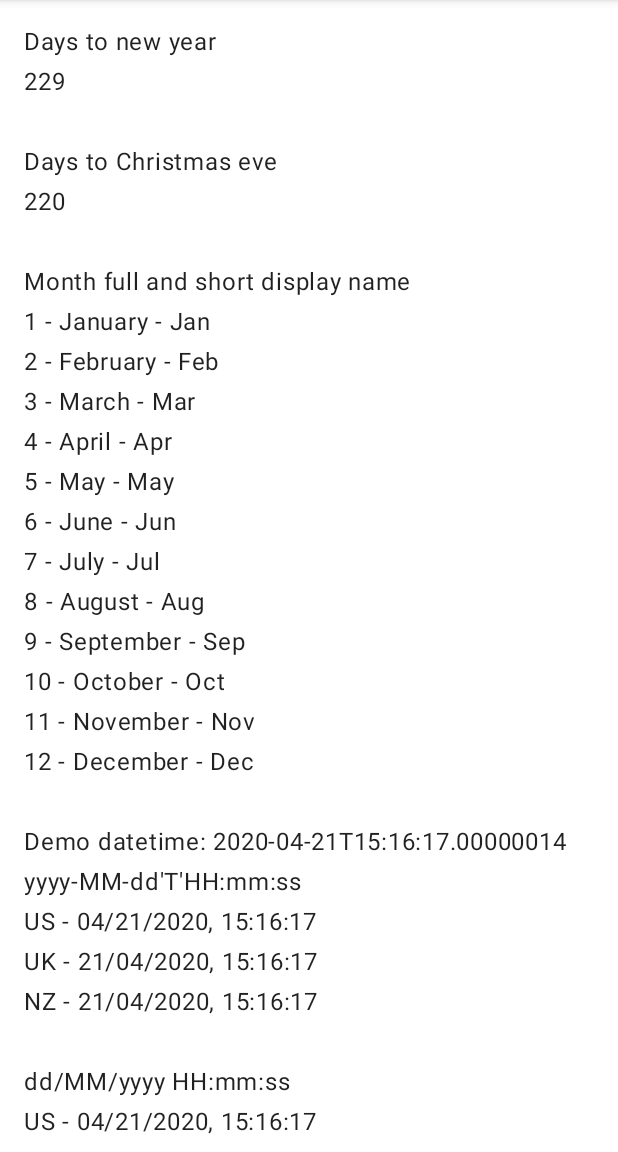
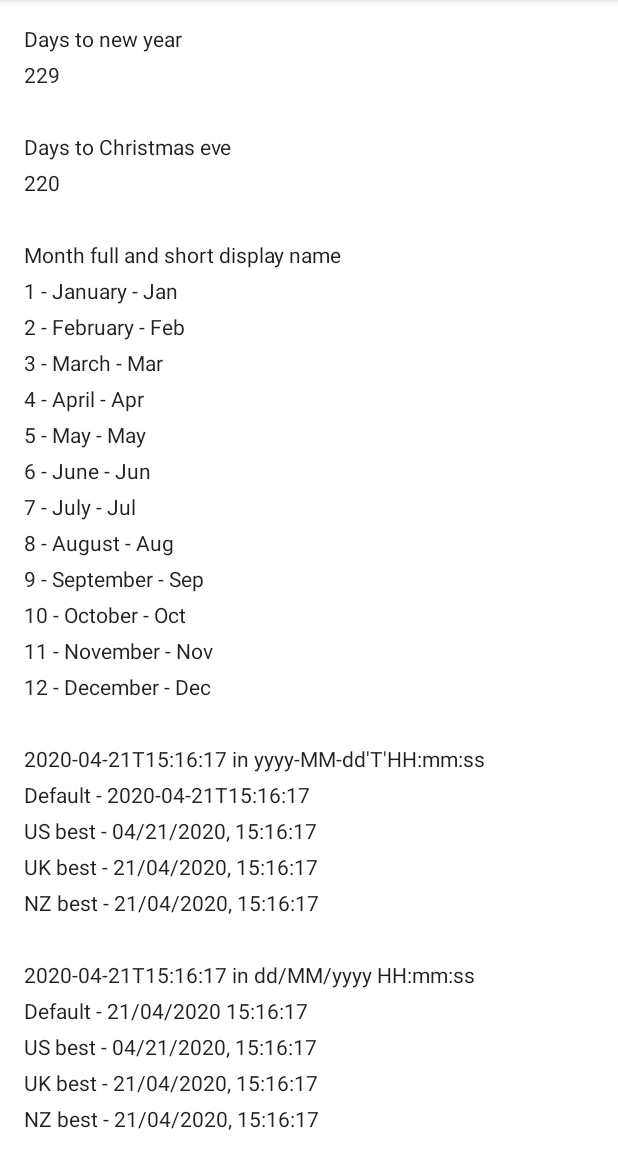
Before and after one commit to li2/android-datetime, an Android app: the screen it shows after launch (MainActivity), on a phone screen of 412 x 824 dp, the part 84-1236 px from its top. Run offline under Robolectric (Android 15) with nearby library versions, the phone set to English and light mode, and no system bars; our stand-ins replace Timber; libraries missing offline, so code that uses them is left out: com.jakewharton.threetenabp; 1 statement that could not run was skipped.

Commit message:
Moved sample to module.

```diff
--- a/app/src/main/java/me/li2/android/datetimesample/MainActivity.kt
+++ b/app/src/main/java/me/li2/android/datetimesample/MainActivity.kt
@@ -1,94 +1,11 @@
 package me.li2.android.datetimesample
 
-import android.os.Build
 import android.os.Bundle
-import android.widget.TextView
 import androidx.appcompat.app.AppCompatActivity
-import com.jakewharton.threetenabp.AndroidThreeTen
-import me.li2.android.datetime.Calculator.daysToChristmasEve
-import me.li2.android.datetime.Calculator.daysToNewYear
-import me.li2.android.datetime.Calculator.durationInDaysAndHours
-import me.li2.android.datetime.fullDisplayName
-import me.li2.android.datetime.shortDisplayName
-import me.li2.android.datetime.toIsoLocalDateTimeString
-import me.li2.android.datetime.toStringWithPattern
-import org.threeten.bp.LocalDateTime
-import org.threeten.bp.Month.*
-import java.util.*
 
 class MainActivity : AppCompatActivity() {
     override fun onCreate(savedInstanceState: Bundle?) {
         super.onCreate(savedInstanceState)
         setContentView(R.layout.activity_main)
-        findViewById<TextView>(R.id.resultTextView).text = demo()
-    }
-
-    private fun demo(): String {
-        AndroidThreeTen.init(this)
-        val builder = StringBuilder()
-
-        fun print(description: String, executor: () -> Any) {
-            builder.appendln(description)
-            builder.appendln("${executor()}")
-            builder.appendln()
-        }
-
-        print("Days to new year") {
-            daysToNewYear()
-        }
-
-        print("Days to Christmas eve") {
-            daysToChristmasEve()
-        }
-
-        print("Month full and short display name") {
-            listOf(JANUARY, FEBRUARY, MARCH, APRIL, MAY, JUNE, JULY, AUGUST, SEPTEMBER, OCTOBER, NOVEMBER, DECEMBER)
-                    .joinToString("\n") { month ->
-                        "${month.value} - ${month.fullDisplayName()} - ${month.shortDisplayName()}"
-                    }
-        }
-
-        // 2020-04-21T05:21:13
-        val demoDateTime = LocalDateTime.of(2020, APRIL, 21, 15, 16, 17, 140)
-        val demoDatetimeStr = demoDateTime.toIsoLocalDateTimeString()
-        builder.appendln("Demo datetime: $demoDatetimeStr")
-
-        // getBestDateTimePattern: GB: EEEE d MMMM >>>> "EEEE d MMMM" on Android 9, "EEEE, d MMMM" on Android 10)
-        // getBestDateTimePattern: NZ: EEEE d MMMM >>>> "EEEE, d MMMM"
-        // getBestDateTimePattern: US: EEEE d MMMM >>>> "EEEE, MMMM d"
-
-        listOf(
-                "yyyy-MM-dd'T'HH:mm:ss", // 2020-04-21T15:16:17 iso local data time
-                "dd/MM/yyyy HH:mm:ss",   // 21/04/2020 15:16:17
-                "dd/MM/yyyy",            // 21/04/2020
-                "d MMM yyyy",            // 21 Apr 2020
-                "yyyy-MM-dd",            // 2020-04-21
-                "MMM dd'`'yy 'at' H:mm", // Apr 21'20 at 15:16
-                "EEE, d MMM, h:mm a",    // Tue, 21 Apr, 3:16 pm
-                "EEE, d MMM",            // Tue, 21 Apr
-                "EEEE d MMMM",           // Tuesday 21 April
-                "h:mm a",                // 3:16 pm
-                "hh:mm a"                // 03:16 pm
-        ).forEach { pattern ->
-            print(pattern) {
-                val us = demoDateTime.toStringWithPattern(pattern, Locale.US)
-                val uk = demoDateTime.toStringWithPattern(pattern, Locale.UK)
-                val nz = if (Build.VERSION.SDK_INT >= Build.VERSION_CODES.LOLLIPOP) {
-                    val localeNZ = Locale.Builder().setRegion("NZ").setLanguage("en").setLanguageTag("en-NZ").build()
-                    demoDateTime.toStringWithPattern(pattern, localeNZ)
-                } else {
-                    ""
-                }
-                "US - $us\nUK - $uk\nNZ - $nz"
-            }
-        }
-
-        print("Duration") {
-            durationInDaysAndHours(this,
-                    LocalDateTime.now(),
-                    LocalDateTime.now().plusDays(5).plusHours(21))
-        }
-
-        return builder.toString()
     }
 }
--- a/app/src/main/res/layout/activity_main.xml
+++ b/app/src/main/res/layout/activity_main.xml
@@ -1,32 +1,6 @@
 <?xml version="1.0" encoding="utf-8"?>
-<layout xmlns:android="http://schemas.android.com/apk/res/android"
-    xmlns:app="http://schemas.android.com/apk/res-auto">
-
-    <data>
-
-        <variable
-            name="result"
-            type="String" />
-    </data>
-
-    <ScrollView
-        android:layout_width="match_parent"
-        android:layout_height="wrap_content"
-        android:scrollbarAlwaysDrawVerticalTrack="true"
-        android:scrollbars="vertical">
-
-        <TextView
-            android:id="@+id/resultTextView"
-            style="?attr/textAppearanceBody1"
-            android:layout_width="match_parent"
-            android:layout_height="wrap_content"
-            android:gravity="start|top"
-            android:lineSpacingExtra="8dp"
-            android:padding="16dp"
-            app:layout_constraintBottom_toBottomOf="parent"
-            app:layout_constraintLeft_toLeftOf="parent"
-            app:layout_constraintRight_toRightOf="parent"
-            app:layout_constraintTop_toTopOf="parent" />
-
-    </ScrollView>
-</layout>
+<fragment xmlns:android="http://schemas.android.com/apk/res/android"
+    android:id="@+id/sample"
+    class="me.li2.android.datetime.sample.DatetimeSampleFragment"
+    android:layout_width="match_parent"
+    android:layout_height="match_parent" />
--- a/datetime/src/main/AndroidManifest.xml
+++ b/datetime/src/main/AndroidManifest.xml
@@ -1,5 +1 @@
-<manifest xmlns:android="http://schemas.android.com/apk/res/android"
-    package="me.li2.android.datetime">
-
-    /
-</manifest>
+<manifest package="me.li2.android.datetime" />
--- a/datetime/src/main/java/me/li2/android/datetime/Parser.kt
+++ b/datetime/src/main/java/me/li2/android/datetime/Parser.kt
@@ -4,6 +4,9 @@ import org.threeten.bp.LocalDateTime
 import org.threeten.bp.format.DateTimeFormatter
 import org.threeten.bp.format.DateTimeParseException
 import timber.log.Timber
+
+// java 8 date time format
+// https://docs.oracle.com/javase/8/docs/api/java/time/format/DateTimeFormatter.html
 
 fun String?.toIsoLocalDateTime(): LocalDateTime? {
     if (this == null) return null
--- /dev/null
+++ b/datetime/src/main/java/me/li2/android/datetime/sample/DatetimeSampleFragment.kt
@@ -0,0 +1,116 @@
+package me.li2.android.datetime.sample
+
+import android.os.Build
+import android.os.Bundle
+import android.view.LayoutInflater
+import android.view.View
+import android.view.ViewGroup
+import android.widget.TextView
+import androidx.fragment.app.Fragment
+import com.jakewharton.threetenabp.AndroidThreeTen
+import me.li2.android.datetime.Calculator.daysToChristmasEve
+import me.li2.android.datetime.Calculator.daysToNewYear
+import me.li2.android.datetime.Calculator.durationInDaysAndHours
+import me.li2.android.datetime.R
+import me.li2.android.datetime.fullDisplayName
+import me.li2.android.datetime.shortDisplayName
+import me.li2.android.datetime.toStringWithPattern
+import org.threeten.bp.LocalDateTime
+import org.threeten.bp.Month.*
+import java.util.*
+
+class DatetimeSampleFragment : Fragment() {
+
+    override fun onCreateView(inflater: LayoutInflater, container: ViewGroup?, savedInstanceState: Bundle?): View? {
+        return inflater.inflate(R.layout.datetime_sample_fragment, container, false)
+    }
+
+    override fun onViewCreated(view: View, savedInstanceState: Bundle?) {
+        super.onViewCreated(view, savedInstanceState)
+        view.findViewById<TextView>(R.id.resultTextView).text = result()
+    }
+
+    // getBestDateTimePattern: GB: EEEE d MMMM >>>> "EEEE d MMMM" on Android 9, "EEEE, d MMMM" on Android 10)
+    // getBestDateTimePattern: NZ: EEEE d MMMM >>>> "EEEE, d MMMM"
+    // getBestDateTimePattern: US: EEEE d MMMM >>>> "EEEE, MMMM d"
+    private val patterns = listOf(
+        "yyyy-MM-dd'T'HH:mm:ss", // 2020-04-21T15:16:17 iso local data time
+        "dd/MM/yyyy HH:mm:ss",   // 21/04/2020 15:16:17
+        "dd/MM/yyyy",            // 21/04/2020
+        "d MMM yyyy",            // 21 Apr 2020
+        "yyyy-MM-dd",            // 2020-04-21
+        "MMM dd'`'yy 'at' H:mm", // Apr 21'20 at 15:16
+        "EEE, d MMM, h:mm a",    // Tue, 21 Apr, 3:16 pm
+        "EEE, d MMM",            // Tue, 21 Apr
+        "EEEE d MMMM",           // Tuesday 21 April
+        "h:mm a",                // 3:16 pm
+        "hh:mm a"                // 03:16 pm
+    )
+
+    private val months =
+        listOf(JANUARY, FEBRUARY, MARCH, APRIL, MAY, JUNE, JULY, AUGUST, SEPTEMBER, OCTOBER, NOVEMBER, DECEMBER)
+
+    private fun formatDatetime(
+        dateTime: LocalDateTime,
+        pattern: String
+    ): String {
+        val default = dateTime.toStringWithPattern(pattern, Locale.getDefault(), false)
+        val us = dateTime.toStringWithPattern(pattern, Locale.US)
+        val uk = dateTime.toStringWithPattern(pattern, Locale.UK)
+        val nz = if (Build.VERSION.SDK_INT >= Build.VERSION_CODES.LOLLIPOP) {
+            val localeNZ = Locale.Builder().setRegion("NZ").setLanguage("en").setLanguageTag("en-NZ").build()
+            dateTime.toStringWithPattern(pattern, localeNZ)
+        } else {
+            ""
+        }
+        return "Default - $default\n" +
+                "US best - $us\n" +
+                "UK best - $uk\n" +
+                "NZ best - $nz"
+    }
+
+    private fun monthsFullAndShortDisplayName(): String {
+        return months.joinToString("\n") { month ->
+            "${month.value} - ${month.fullDisplayName()} - ${month.shortDisplayName()}"
+        }
+    }
+
+    private fun result(): String {
+        //Initialize the timezone information
+        AndroidThreeTen.init(requireActivity().application)
+
+        val builder = StringBuilder()
+
+        fun print(description: String, executor: () -> Any) {
+            builder.appendln(description)
+            builder.appendln("${executor()}")
+            builder.appendln()
+        }
+
+        print("Days to new year") {
+            daysToNewYear()
+        }
+
+        print("Days to Christmas eve") {
+            daysToChristmasEve()
+        }
+
+        print("Month full and short display name") {
+            monthsFullAndShortDisplayName()
+        }
+
+        val demoDateTime = LocalDateTime.of(2020, APRIL, 21, 15, 16, 17)
+        patterns.forEach { pattern ->
+            print("$demoDateTime in $pattern") {
+                formatDatetime(demoDateTime, pattern)
+            }
+        }
+
+        print("Duration between dates") {
+            val now = LocalDateTime.now()
+            durationInDaysAndHours(requireContext(), now, now.plusDays(5).plusHours(21))
+        }
+
+        return builder.toString()
+    }
+}
--- /dev/null
+++ b/datetime/src/main/res/layout/datetime_sample_fragment.xml
@@ -0,0 +1,26 @@
+<?xml version="1.0" encoding="utf-8"?>
+<androidx.constraintlayout.widget.ConstraintLayout xmlns:android="http://schemas.android.com/apk/res/android"
+    xmlns:tools="http://schemas.android.com/tools"
+    android:layout_width="match_parent"
+    android:layout_height="match_parent">
+
+    <ScrollView
+        android:id="@+id/scrollView"
+        android:layout_width="match_parent"
+        android:layout_height="wrap_content"
+        android:scrollbarAlwaysDrawVerticalTrack="true"
+        android:scrollbars="vertical"
+        tools:ignore="MissingConstraints">
+
+        <TextView
+            android:id="@+id/resultTextView"
+            style="?android:attr/textAppearance"
+            android:layout_width="match_parent"
+            android:layout_height="wrap_content"
+            android:gravity="start|top"
+            android:lineSpacingExtra="8dp"
+            android:padding="16dp" />
+
+    </ScrollView>
+
+</androidx.constraintlayout.widget.ConstraintLayout>
```
Also changed, not shown: app/build.gradle (+5 -17 lines), build.gradle (+18 -18 lines), datetime/build.gradle (+13 -12 lines), gradle/wrapper/gradle-wrapper.properties, 2 other files.
